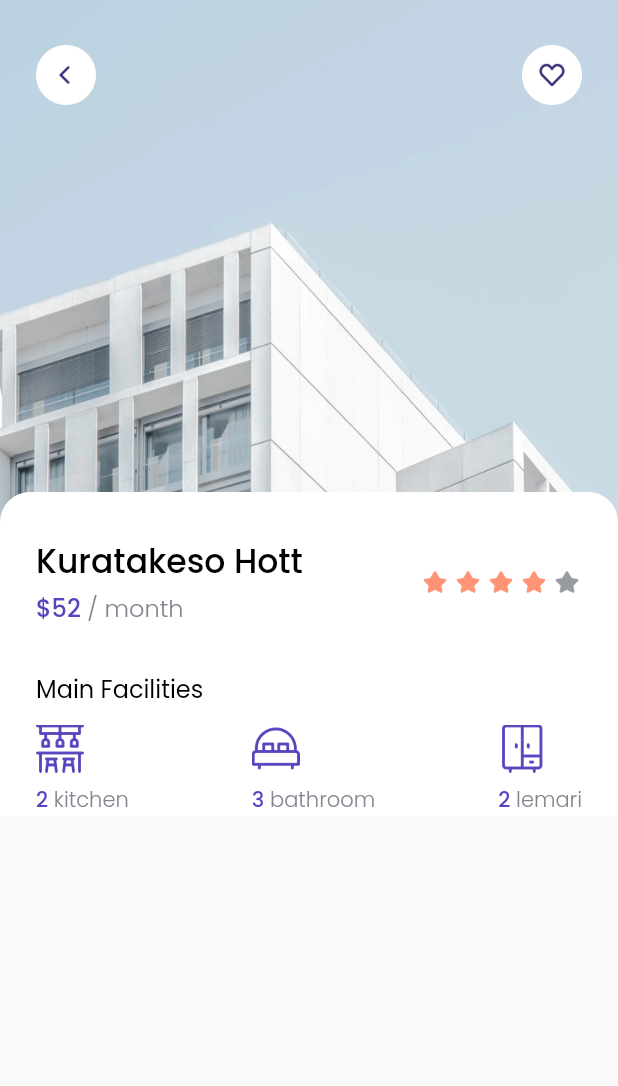
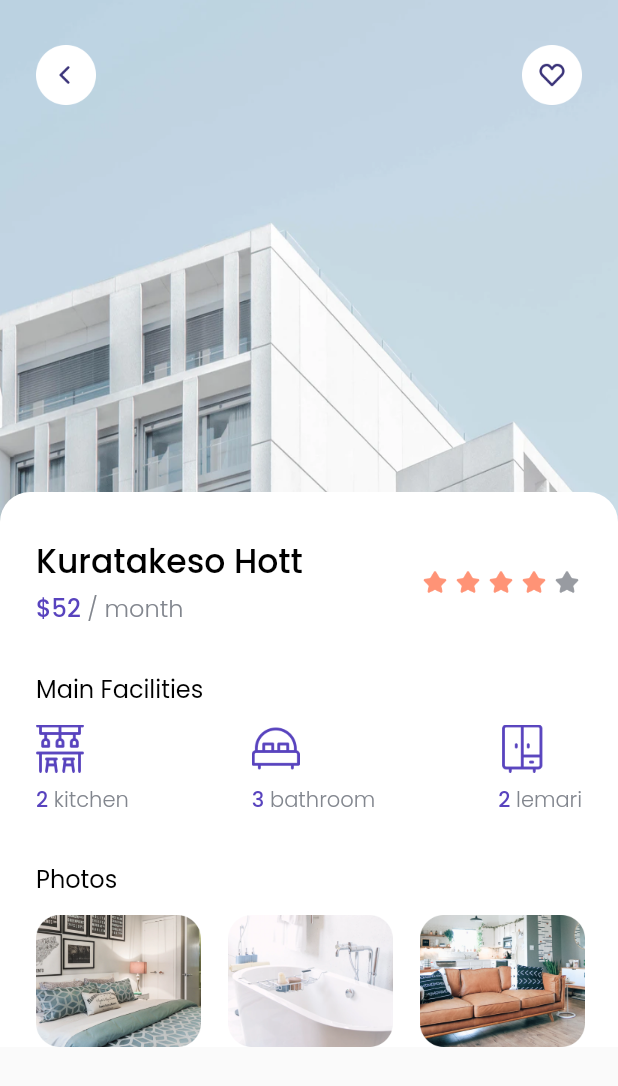
Before and after one commit to xenopati/bwa_cozy, a Flutter app: the DetailPage screen opened directly, on a phone screen of 412 x 824 dp. Shown: the top 1086 px of the screen. Run offline on Flutter 3.47's test engine with Material 2 defaults, Android fonts, the phone set to English and light mode, and no system bars; our stand-ins replace google_fonts.

Commit message:
detail_5

```diff
--- a/lib/pages/detail_page.dart
+++ b/lib/pages/detail_page.dart
@@ -178,6 +178,60 @@ class DetailPage extends StatelessWidget {
                           ],
                         ),
                       ),
+                      // NOTE: PHOTO
+                      SizedBox(
+                        height: 30,
+                      ),
+                      Padding(
+                        padding: EdgeInsets.only(left: edge),
+                        child: Text(
+                          'Photos',
+                          style: regularTextStyle.copyWith(
+                            fontSize: 16,
+                          ),
+                        ),
+                      ),
+                      SizedBox(
+                        height: 12,
+                      ),
+                      Container(
+                        height: 88,
+                        child: ListView(
+                          scrollDirection: Axis.horizontal,
+                          children: [
+                            SizedBox(
+                              width: edge,
+                            ),
+                            Image.asset(
+                              'assets/images/photo1.png',
+                              width: 110,
+                              height: 88,
+                              fit: BoxFit.cover,
+                            ),
+                            SizedBox(
+                              width: 18,
+                            ),
+                            Image.asset(
+                              'assets/images/photo2.png',
+                              width: 110,
+                              height: 88,
+                              fit: BoxFit.cover,
+                            ),
+                            SizedBox(
+                              width: 18,
+                            ),
+                            Image.asset(
+                              'assets/images/photo3.png',
+                              width: 110,
+                              height: 88,
+                              fit: BoxFit.cover,
+                            ),
+                            SizedBox(
+                              width: edge,
+                            ),
+                          ],
+                        ),
+                      ),
                     ],
                   ),
                 )
```
